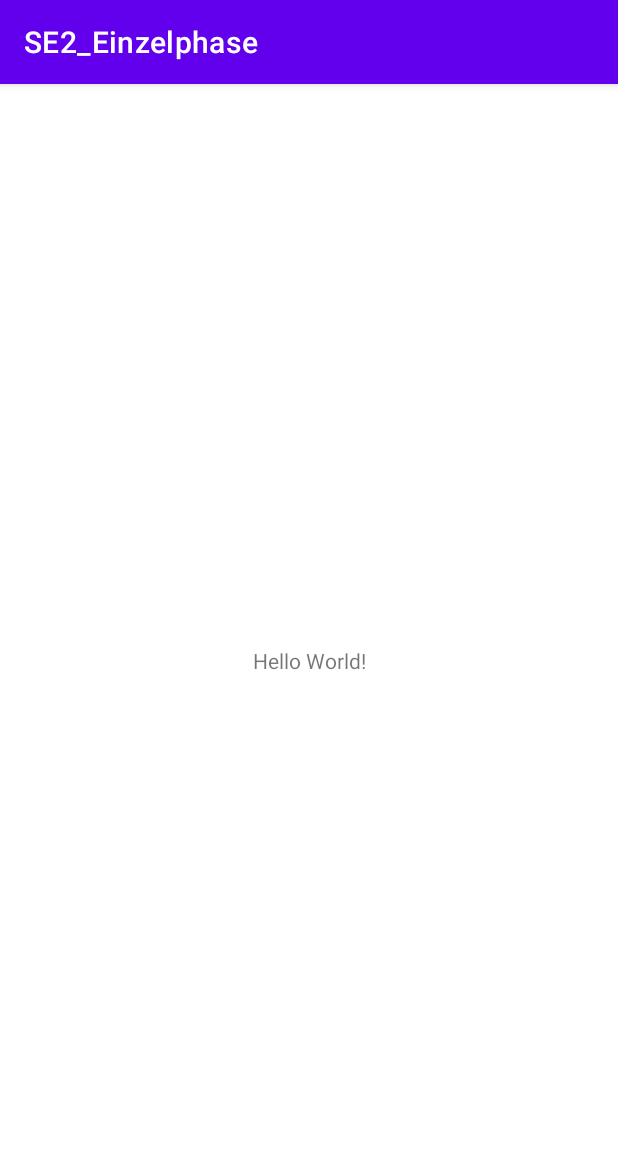
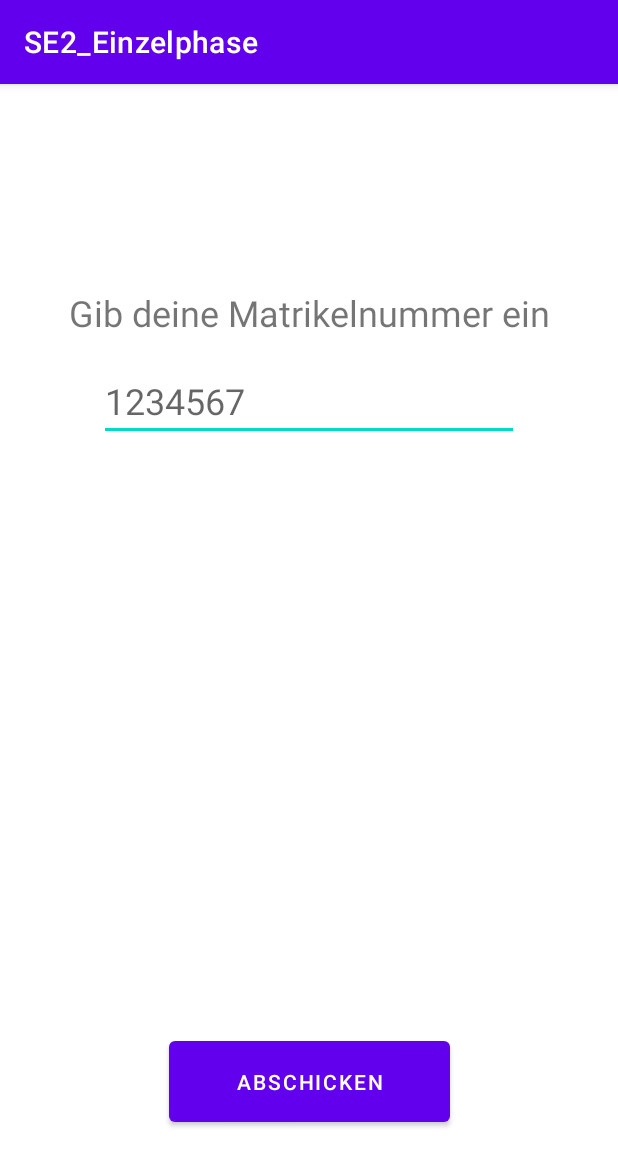
Before and after one commit to flkrainz/SE2Einzelphase, an Android app: the screen it shows after launch (MainActivity), on a phone screen of 412 x 824 dp. Shown: the top 1166 px of the screen. Run offline under Robolectric (Android 15) with nearby library versions, the phone set to English and light mode, and no system bars.

Commit message:
Create layout for main activity
Created view objects:
-Input prompt
-Number input field
-Result display field
-Send button

```diff
--- /dev/null
+++ b/app/src/main/java/com/example/se2_einzelphase/WorkerThread.java
@@ -0,0 +1,5 @@
+package com.example.se2_einzelphase;
+
+public class WorkerThread {
+
+}
--- a/app/src/main/res/layout/activity_main.xml
+++ b/app/src/main/res/layout/activity_main.xml
@@ -7,12 +7,49 @@
     tools:context=".MainActivity">
 
     <TextView
+        android:layout_width="0dp"
+        android:layout_height="0dp"
+        android:layout_marginLeft="8dp"
+        android:layout_marginTop="8dp"
+        android:layout_marginRight="8dp"
+        android:layout_marginBottom="8dp"
+        app:layout_constraintBottom_toTopOf="@+id/button"
+        app:layout_constraintLeft_toLeftOf="parent"
+        app:layout_constraintRight_toRightOf="parent"
+        app:layout_constraintTop_toBottomOf="@+id/editTextNumber" />
+
+    <Button
+        android:id="@+id/button"
+        android:layout_width="187dp"
+        android:layout_height="66dp"
+        android:layout_marginBottom="70dp"
+        android:text="@string/button"
+        app:layout_constraintBottom_toBottomOf="parent"
+        app:layout_constraintEnd_toEndOf="parent"
+        app:layout_constraintStart_toStartOf="parent" />
+
+    <TextView
+        android:id="@+id/textPrompt"
         android:layout_width="wrap_content"
         android:layout_height="wrap_content"
-        android:text="Hello World!"
-        app:layout_constraintBottom_toBottomOf="parent"
-        app:layout_constraintLeft_toLeftOf="parent"
-        app:layout_constraintRight_toRightOf="parent"
+        android:layout_marginTop="136dp"
+        android:text="@string/text_prompt"
+        android:textSize="24sp"
+        app:layout_constraintEnd_toEndOf="parent"
+        app:layout_constraintStart_toStartOf="parent"
         app:layout_constraintTop_toTopOf="parent" />
 
+    <EditText
+        android:id="@+id/editTextNumber"
+        android:layout_width="wrap_content"
+        android:layout_height="wrap_content"
+        android:layout_marginTop="16dp"
+        android:ems="10"
+        android:hint="@string/input_placeholder"
+        android:inputType="number"
+        android:textSize="24sp"
+        app:layout_constraintEnd_toEndOf="parent"
+        app:layout_constraintStart_toStartOf="parent"
+        app:layout_constraintTop_toBottomOf="@+id/textPrompt" />
+
 </androidx.constraintlayout.widget.ConstraintLayout>
--- a/app/src/main/res/values/strings.xml
+++ b/app/src/main/res/values/strings.xml
@@ -1,3 +1,6 @@
 <resources>
     <string name="app_name">SE2_Einzelphase</string>
+    <string name="text_prompt">Gib deine Matrikelnummer ein</string>
+    <string name="input_placeholder">1234567</string>
+    <string name="button">Abschicken</string>
 </resources>
```
